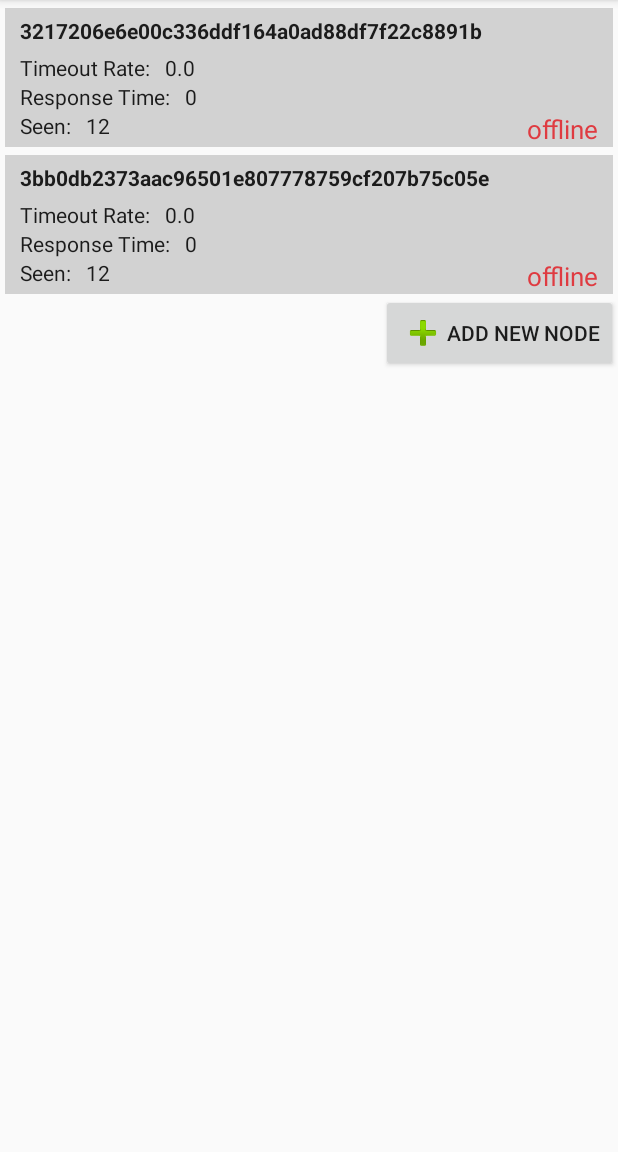
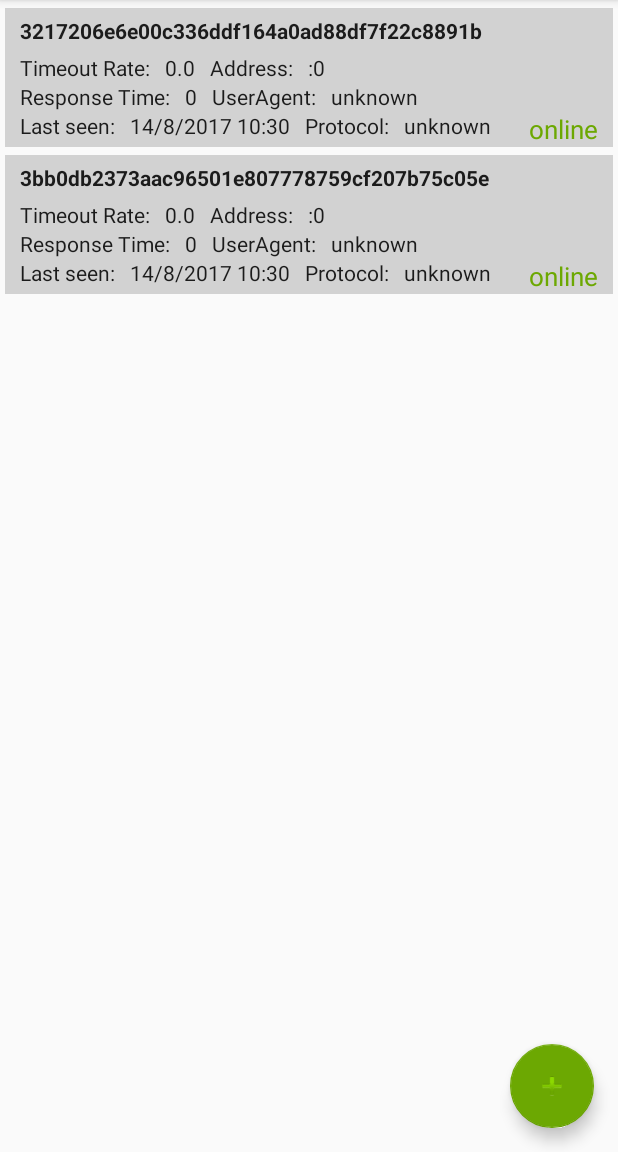
Before and after one commit to geckogecko/storj_hoststats_app, an Android app: the screen it shows after launch (MainActivity), on a phone screen of 412 x 824 dp, the part 84-1236 px from its top. Run offline under Robolectric (Android 15) with nearby library versions, the light colour scheme and no system bars.

Commit message:
added addNode Button + function, added Address, UserAgent, Protocol

```diff
--- a/storj_hoststats_app/app/src/main/AndroidManifest.xml
+++ b/storj_hoststats_app/app/src/main/AndroidManifest.xml
@@ -10,7 +10,6 @@
         android:allowBackup="true"
         android:icon="@mipmap/ic_launcher"
         android:label="@string/app_name"
-        android:roundIcon="@mipmap/ic_launcher_round"
         android:supportsRtl="true"
         android:theme="@style/AppTheme">
         <activity android:name=".MainActivity">
--- a/storj_hoststats_app/app/src/main/java/steinbacher/georg/storj_hoststats_app/MainActivity.java
+++ b/storj_hoststats_app/app/src/main/java/steinbacher/georg/storj_hoststats_app/MainActivity.java
@@ -4,17 +4,23 @@ import android.app.AlarmManager;
 import android.app.PendingIntent;
 import android.content.BroadcastReceiver;
 import android.content.Context;
+import android.content.DialogInterface;
 import android.content.Intent;
 import android.content.IntentFilter;
 import android.os.AsyncTask;
+import android.support.design.widget.FloatingActionButton;
+import android.support.v7.app.AlertDialog;
 import android.support.v7.app.AppCompatActivity;
 import android.os.Bundle;
+import android.text.InputType;
 import android.text.format.DateFormat;
 import android.util.Log;
 import android.view.LayoutInflater;
 import android.view.View;
 import android.view.ViewGroup;
 import android.widget.ArrayAdapter;
+import android.widget.Button;
+import android.widget.EditText;
 import android.widget.ListView;
 import android.widget.TextView;
 import android.widget.Toast;
@@ -28,6 +34,8 @@ import java.io.IOException;
 import java.io.InputStreamReader;
 import java.net.HttpURLConnection;
 import java.net.URL;
+import java.text.ParseException;
+import java.text.SimpleDateFormat;
 import java.util.ArrayList;
 import java.util.Calendar;
 import java.util.Date;
@@ -39,6 +47,7 @@ public class MainActivity extends AppCompatActivity {
     private Context mContext;
     private ListView mListView;
     private boolean mUIUpdateListenerRegisted = false;
+    private AlertDialog mAddNewNode;
 
     @Override
     protected void onCreate(Bundle savedInstanceState) {
@@ -48,6 +57,14 @@ public class MainActivity extends AppCompatActivity {
         mContext = getApplicationContext();
 
         mListView = (ListView) findViewById(R.id.main_list_view);
+
+        FloatingActionButton addNodeButton = (FloatingActionButton) findViewById(R.id.button_addNewNode);
+        addNodeButton.setOnClickListener(new View.OnClickListener() {
+            @Override
+            public void onClick(View v) {
+                showAddNewNodeDialog();
+            }
+        });
 
         StorjNodeHolder nodeHolder = StorjNodeHolder.getInstance();
 
@@ -107,6 +124,32 @@ public class MainActivity extends AppCompatActivity {
         }
     };
 
+    private void showAddNewNodeDialog() {
+        AlertDialog.Builder builder = new AlertDialog.Builder(this);
+        builder.setTitle(R.string.enter_nodeId);
+
+        final EditText input = new EditText(this);
+        input.setInputType(InputType.TYPE_CLASS_TEXT);
+        builder.setView(input);
+
+        builder.setPositiveButton("OK", new DialogInterface.OnClickListener() {
+            @Override
+            public void onClick(DialogInterface dialog, int which) {
+                StorjNodeHolder nodeHolder = StorjNodeHolder.getInstance();
+                StorjNode testnode_1 = new StorjNode(input.getText().toString());
+                nodeHolder.add(testnode_1);
+            }
+        });
+        builder.setNegativeButton("Cancel", new DialogInterface.OnClickListener() {
+            @Override
+            public void onClick(DialogInterface dialog, int which) {
+                dialog.cancel();
+            }
+        });
+
+        builder.show();
+    }
+
     public class StorjNodeAdapter extends ArrayAdapter<StorjNode>{
         private static final String TAG = "StorjNodeAdapter";
 
@@ -127,11 +170,14 @@ public class MainActivity extends AppCompatActivity {
 
             StorjNode selectedNode = mItems.get(position);
 
-            TextView txtNodeId = view.findViewById(R.id.textView_node_id);
-            TextView txtTimeoutRate = view.findViewById(R.id.textView_timeout_rate);
-            TextView txtResponseTime = view.findViewById(R.id.textView_reponse_time);
-            TextView txtLastSeen = view.findViewById(R.id.textView_last_seen);
-            TextView txtStatus = view.findViewById(R.id.textView_status);
+            TextView txtNodeId = (TextView) view.findViewById(R.id.textView_node_id);
+            TextView txtTimeoutRate = (TextView) view.findViewById(R.id.textView_timeout_rate);
+            TextView txtResponseTime = (TextView) view.findViewById(R.id.textView_reponse_time);
+            TextView txtLastSeen = (TextView) view.findViewById(R.id.textView_last_seen);
+            TextView txtStatus = (TextView) view.findViewById(R.id.textView_status);
+            TextView txtAddress = (TextView) view.findViewById(R.id.textView_address);
+            TextView txtUserAgent = (TextView) view.findViewById(R.id.textView_useragent);
+            TextView txtProtocol = (TextView) view.findViewById(R.id.textView_protocol);
 
             //node id
             txtNodeId.setText(selectedNode.getNodeID());
@@ -144,29 +190,38 @@ public class MainActivity extends AppCompatActivity {
             Log.d(TAG, "getView: " + selectedNode.getResponseTime());
 
             //set last seen
-            Date currentTime = Calendar.getInstance().getTime();
             Date lastSeen = selectedNode.getLastSeen();
-            final long diff = currentTime.getTime() - lastSeen.getTime();
-            txtLastSeen.setText(getDate(diff));
+            final Calendar c = Calendar.getInstance();
+            c.setTime(lastSeen);
+            txtLastSeen.setText(c.get(Calendar.DAY_OF_MONTH) + "/" + c.get(Calendar.MONTH) + "/" + c.get(Calendar.YEAR) + " " + c.get(Calendar.HOUR) + ":" + c.get(Calendar.MINUTE));
 
             //set status status
+            Date currentTime = Calendar.getInstance().getTime();
             long timeTillOffline = 1800; //30min
-            if ((currentTime.getTime() - selectedNode.getLastSeen().getTime()) < timeTillOffline) {
+            if ((currentTime.getTime() - selectedNode.getLastSeen().getTime()) > timeTillOffline) {
                 txtStatus.setText("offline");
-                txtStatus.setTextColor(getColor(R.color.red));
+                txtStatus.setTextColor(mContext.getResources().getColor(R.color.red));
             } else {
                 txtStatus.setText("online");
-                txtStatus.setTextColor(getColor(R.color.green));
+                txtStatus.setTextColor(mContext.getResources().getColor(R.color.green));
             }
+
+            //set Address + port
+            txtAddress.setText(selectedNode.getAddress() + ":" + selectedNode.getPort());
+
+            //set UserAgent
+            if(selectedNode.getUserAgent() == null)
+                txtUserAgent.setText(R.string.unknown);
+            else
+                txtUserAgent.setText(selectedNode.getUserAgent().toString());
+
+            //setProtocol
+            if(selectedNode.getProtocol() == null)
+                txtProtocol.setText(R.string.unknown);
+            else
+                txtProtocol.setText(selectedNode.getProtocol().toString());
 
             return view;
         }
-
-        private String getDate(long time) {
-            Calendar cal = Calendar.getInstance();
-            cal.setTimeInMillis(time);
-            String date = DateFormat.format("hh", cal).toString();
-            return date;
-        }
     }
 }
--- a/storj_hoststats_app/app/src/main/res/layout/activity_main.xml
+++ b/storj_hoststats_app/app/src/main/res/layout/activity_main.xml
@@ -12,12 +12,14 @@
         android:layout_height="wrap_content"
         style="@style/ListView"/>
 
-    <android.support.v7.widget.AppCompatButton
+    <android.support.design.widget.FloatingActionButton
+        android:id="@+id/button_addNewNode"
         android:layout_width="wrap_content"
         android:layout_height="wrap_content"
+        android:layout_alignParentBottom="true"
         android:layout_alignParentRight="true"
-        android:drawableLeft="@android:drawable/ic_input_add"
-        android:layout_below="@id/main_list_view"
-        android:text="@string/add_new_row"
-        />
+        android:layout_margin="16dp"
+        android:clickable="true"
+        android:src="@android:drawable/ic_input_add" />
+
 </RelativeLayout>
--- a/storj_hoststats_app/app/src/main/res/layout/activity_main_row.xml
+++ b/storj_hoststats_app/app/src/main/res/layout/activity_main_row.xml
@@ -29,6 +29,25 @@
         android:layout_height="wrap_content"
         android:layout_toRightOf="@id/textView_timeout_rate_label" />
 
+    <!-- Address-->
+    <TextView
+        android:id="@+id/textView_address_label"
+        style="@style/ListView.NodeStats"
+        android:layout_below="@id/textView_node_id"
+        android:layout_toRightOf="@id/textView_timeout_rate"
+        android:layout_width="wrap_content"
+        android:layout_height="wrap_content"
+        android:text="@string/address" />
+
+    <TextView
+        android:id="@+id/textView_address"
+        style="@style/ListView.NodeStats"
+        android:layout_below="@id/textView_node_id"
+        android:layout_width="wrap_content"
+        android:layout_height="wrap_content"
+        android:layout_toRightOf="@id/textView_address_label" />
+
+
     <!-- Response Time -->
     <TextView
         android:id="@+id/textView_reponse_time_label"
@@ -45,6 +64,24 @@
         android:layout_width="wrap_content"
         android:layout_height="wrap_content"
         android:layout_toRightOf="@id/textView_reponse_time_label"/>
+
+    <!-- UserAgent -->
+    <TextView
+        android:id="@+id/textView_useragent_label"
+        style="@style/ListView.NodeStats"
+        android:layout_below="@id/textView_timeout_rate_label"
+        android:layout_toRightOf="@+id/textView_reponse_time"
+        android:layout_width="wrap_content"
+        android:layout_height="wrap_content"
+        android:text="@string/userAgent" />
+
+    <TextView
+        android:id="@+id/textView_useragent"
+        style="@style/ListView.NodeStats"
+        android:layout_below="@id/textView_timeout_rate_label"
+        android:layout_width="wrap_content"
+        android:layout_height="wrap_content"
+        android:layout_toRightOf="@id/textView_useragent_label"/>
 
 
     <!-- Last seen-->
@@ -64,6 +101,24 @@
         android:layout_height="wrap_content"
         android:layout_toRightOf="@+id/textView_last_seen_label" />
 
+    <!-- Protocol-->
+    <TextView
+        android:id="@+id/textView_protocol_label"
+        style="@style/ListView.NodeStats"
+        android:layout_below="@id/textView_reponse_time_label"
+        android:layout_toRightOf="@+id/textView_last_seen"
+        android:layout_width="wrap_content"
+        android:layout_height="wrap_content"
+        android:text="@string/protocol" />
+
+    <TextView
+        android:id="@+id/textView_protocol"
+        style="@style/ListView.NodeStats"
+        android:layout_below="@id/textView_reponse_time_label"
+        android:layout_width="wrap_content"
+        android:layout_height="wrap_content"
+        android:layout_toRightOf="@+id/textView_protocol_label" />
+
     <!-- Status -->
     <TextView
         android:id="@+id/textView_status"
--- a/storj_hoststats_app/app/src/main/res/values/colors.xml
+++ b/storj_hoststats_app/app/src/main/res/values/colors.xml
@@ -2,7 +2,7 @@
 <resources>
     <color name="colorPrimary">#3F51B5</color>
     <color name="colorPrimaryDark">#303F9F</color>
-    <color name="colorAccent">#FF4081</color>
+    <color name="colorAccent">#6ca802</color>
 
     <color name="light_grey">#fafafa</color>
     <color name="grey">#d6d7d7</color>
--- a/storj_hoststats_app/app/src/main/res/values/strings.xml
+++ b/storj_hoststats_app/app/src/main/res/values/strings.xml
@@ -3,8 +3,11 @@
 
     <!-- MainActivity-->
     <string name="timeout_rate_label">Timeout Rate:</string>
-    <string name="last_seen_label">Seen:</string>
-    <string name="last_seen_postfix">ago</string>
+    <string name="last_seen_label">Last seen:</string>
     <string name="reponse_time_label">Response Time:</string>
-    <string name="add_new_row">Add new node</string>
+    <string name="address">Address:</string>
+    <string name="userAgent">UserAgent:</string>
+    <string name="protocol">Protocol:</string>
+    <string name="unknown">unknown</string>
+    <string name="enter_nodeId">Enter NodeID</string>
 </resources>
```
Also changed, not shown: storj_hoststats_app/app/build.gradle (+4 -3 lines).
